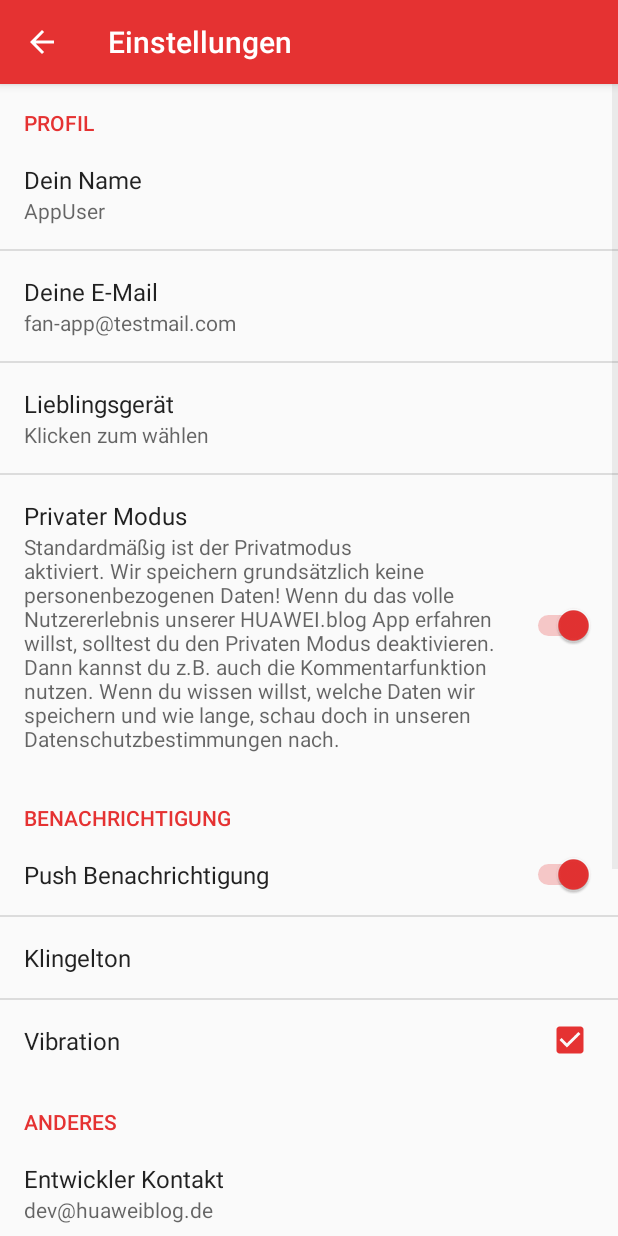
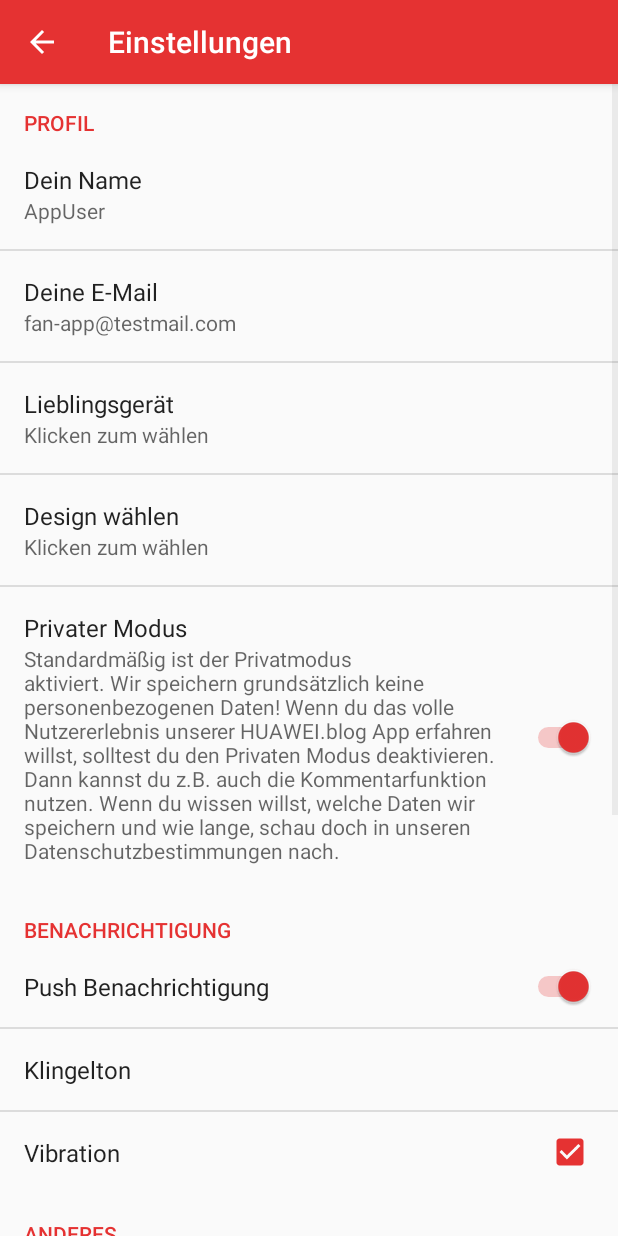
Before and after one commit to HUAWEIBlog/HUAWEI.Blog-Pro-App, an Android app: the ActivitySettings screen opened directly, with no data from a screen before it, on a phone screen of 412 x 824 dp. Run offline under Robolectric (Android 15) with nearby library versions, the phone set to English and light mode, and no system bars; our stand-ins replace Picasso; pictures from the network do not load.

Commit message:
Update 1.7.1

```diff
--- a/app/build.gradle
+++ b/app/build.gradle
@@ -8,8 +8,8 @@ android {
         applicationId "app.huaweiblogplus"
         minSdkVersion 27
         targetSdkVersion 29
-        versionCode 48
-        versionName "1.6.2"
+        versionCode 52
+        versionName "1.7.1"
         multiDexEnabled true
     }
     buildTypes {
--- a/app/src/main/java/com/app/huaweiblogplus/ActivitySettings.java
+++ b/app/src/main/java/com/app/huaweiblogplus/ActivitySettings.java
@@ -5,6 +5,7 @@ import android.content.res.Configuration;
 import android.graphics.Color;
 import android.os.Bundle;
 import android.preference.EditTextPreference;
+import android.preference.ListPreference;
 import android.preference.Preference;
 import android.preference.PreferenceActivity;
 import android.preference.PreferenceCategory;
@@ -98,6 +99,19 @@ public class ActivitySettings extends PreferenceActivity {
                 }
             }
         });
+
+        ListPreference themePreference = (ListPreference) findPreference("themePref");
+        if (themePreference != null) {
+            themePreference.setOnPreferenceChangeListener(
+                    new Preference.OnPreferenceChangeListener() {
+                        @Override
+                        public boolean onPreferenceChange(Preference preference, Object newValue) {
+                            String themeOption = (String) newValue;
+                            ThemeHelper.applyTheme(themeOption);
+                            return true;
+                        }
+                    });
+        }
 
         try {
             prefDevice.setSummary(sharedPref.getSmartphone());
--- /dev/null
+++ b/app/src/main/res/values-v29/styles.xml
@@ -0,0 +1,48 @@
+<?xml version="1.0" encoding="utf-8"?>
+<resources>
+
+    <style name="AppTheme" parent="Theme.AppCompat.Light.NoActionBar">
+        <!-- Customize your theme here. -->
+        <item name="colorPrimary">@color/colorPrimary</item>
+        <item name="colorPrimaryDark">@color/colorPrimaryDark</item>
+        <item name="colorAccent">@color/colorAccent</item>
+        <item name="android:spinnerStyle">@style/Widget.AppCompat.Spinner.Underlined</item>
+        <item name="android:spinnerDropDownItemStyle">@style/Widget.AppCompat.TextView.SpinnerItem
+        </item>
+        <item name="android:forceDarkAllowed">true</item>
+    </style>
+
+    <style name="AppTheme.NoActionBar">
+        <item name="windowActionBar">false</item>
+        <item name="windowNoTitle">true</item>
+        <item name="android:forceDarkAllowed">true</item>
+    </style>
+
+    <style name="AppThemeSetting" parent="Theme.AppCompat.Light.DarkActionBar">
+        <!-- Customize your theme here. -->
+        <item name="colorPrimary">@color/colorPrimary</item>
+        <item name="colorPrimaryDark">@color/colorPrimaryDark</item>
+        <item name="colorAccent">@color/colorAccent</item>
+        <item name="android:spinnerStyle">@style/Widget.AppCompat.Spinner.Underlined</item>
+        <item name="android:spinnerDropDownItemStyle">@style/Widget.AppCompat.TextView.SpinnerItem
+        </item>
+        <item name="android:forceDarkAllowed">true</item>
+    </style>
+
+    <style name="AppThemeDialog" parent="Theme.AppCompat.Light.Dialog">
+        <item name="windowActionBar">false</item>
+        <item name="windowNoTitle">true</item>
+        <item name="colorPrimary">@color/colorPrimary</item>
+        <item name="colorPrimaryDark">@color/colorPrimaryDark</item>
+        <item name="colorAccent">@color/colorAccent</item>
+        <item name="android:forceDarkAllowed">true</item>
+    </style>
+
+    <style name="AppThemeYouTube" parent="Theme.AppCompat.Light.DarkActionBar">
+        <!-- Customize your theme here. -->
+        <item name="android:spinnerStyle">@style/Widget.AppCompat.Spinner.Underlined</item>
+        <item name="android:spinnerDropDownItemStyle">@style/Widget.AppCompat.TextView.SpinnerItem
+        </item>
+        <item name="android:forceDarkAllowed">true</item>
+    </style>
+</resources>
--- a/app/src/main/res/values/array.xml
+++ b/app/src/main/res/values/array.xml
@@ -1,5 +1,17 @@
 <?xml version="1.0" encoding="utf-8"?>
 <resources>
+
+    <string-array name="themeListArray">
+        <item>Hell</item>
+        <item>Dunkel</item>
+        <item>Durch Energiesparmodus</item>
+    </string-array>
+
+    <string-array name="themeEntryArray">
+        <item>light</item>
+        <item>dark</item>
+        <item>default</item>
+    </string-array>
 
     <!-- if you want to filter category. please list down category id you want to hide here. -->
     <!-- you can see id from this url http://your-web.com/?json=get_category_index-->
--- a/app/src/main/res/values/strings.xml
+++ b/app/src/main/res/values/strings.xml
@@ -113,7 +113,8 @@
     <string name="settings_device_summary">Klicken zum wählen</string>
     <string name="settings_device_title">Lieblingsgerät</string>
 
-
+    <!-- Theme settings -->
+    <string name="settings_theme_title">Design wählen</string>
 
     <!--exit notification-->
     <string name="press_again_exit_app">Zum Beenden noch einmal drücken.</string>
--- a/app/src/main/res/xml/setting_preferences.xml
+++ b/app/src/main/res/xml/setting_preferences.xml
@@ -25,6 +25,15 @@
             android:key="listDevices"
             android:summary="@string/settings_device_summary"
             android:title="@string/settings_device_title" />
+
+        <ListPreference
+            android:key="themePref"
+            android:title="@string/settings_theme_title"
+            android:defaultValue="Systemstandard"
+            android:dialogTitle="@string/settings_theme_title"
+            android:entries="@array/themeListArray"
+            android:summary="@string/settings_device_summary"
+            android:entryValues="@array/themeEntryArray"/>
 
         <SwitchPreference
             android:defaultValue="true"
```
Also changed, not shown: app/src/main/java/com/app/huaweiblogplus/ThemeHelper.java (added, +34 -0 lines).
